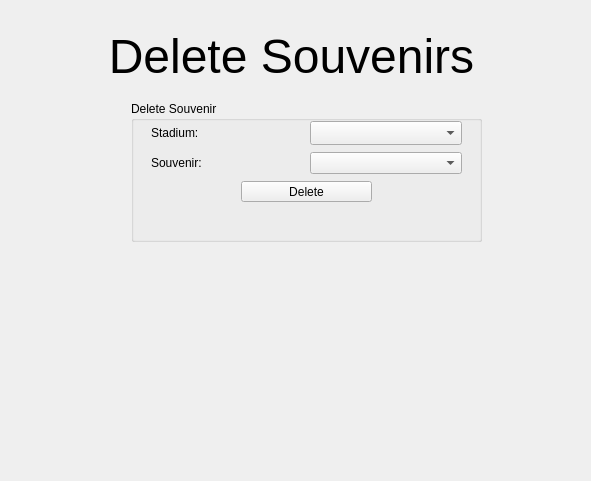
This is adminwindow.ui in Jesus0342/CS1D-Project-2 as Qt 5 draws it before an edit. The edited form follows.
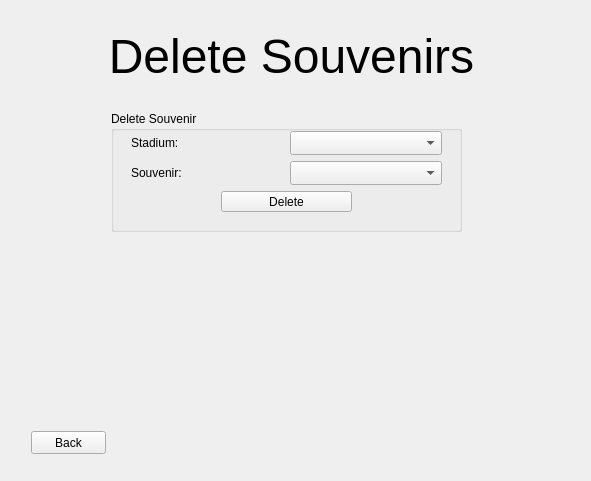
This is the edited form. The open tabs and pages were chosen to show the change.

Commit message: Finished delete souvenirs

What changed in the file:
```diff
--- a/adminwindow.ui
+++ b/adminwindow.ui
@@ -344,10 +344,10 @@
       <widget class="QGroupBox" name="groupBox">
        <property name="geometry">
         <rect>
-         <x>120</x>
-         <y>90</y>
+         <x>100</x>
+         <y>100</y>
          <width>351</width>
-         <height>141</height>
+         <height>121</height>
         </rect>
        </property>
        <property name="title">
@@ -406,7 +406,14 @@
           </widget>
          </item>
          <item>
-          <widget class="QComboBox" name="comboBox_souvenirList"/>
+          <widget class="QComboBox" name="comboBox_souvenirList_delete">
+           <property name="sizePolicy">
+            <sizepolicy hsizetype="Minimum" vsizetype="Minimum">
+             <horstretch>0</horstretch>
+             <verstretch>0</verstretch>
+            </sizepolicy>
+           </property>
+          </widget>
          </item>
         </layout>
        </widget>
@@ -424,6 +431,35 @@
         </property>
        </widget>
       </widget>
+      <widget class="QLabel" name="label_success">
+       <property name="geometry">
+        <rect>
+         <x>106</x>
+         <y>240</y>
+         <width>341</width>
+         <height>31</height>
+        </rect>
+       </property>
+       <property name="styleSheet">
+        <string notr="true">font: 20pt &quot;Times New Roman&quot;;</string>
+       </property>
+       <property name="text">
+        <string/>
+       </property>
+      </widget>
+      <widget class="QPushButton" name="pushButton_backDeleteSouvenirs">
+       <property name="geometry">
+        <rect>
+         <x>20</x>
+         <y>420</y>
+         <width>75</width>
+         <height>23</height>
+        </rect>
+       </property>
+       <property name="text">
+        <string>Back</string>
+       </property>
+      </widget>
      </widget>
      <widget class="QWidget" name="page_modifyStadiumInfo">
       <widget class="QLabel" name="label_adminTitle_5">
```
Left out of the diff: 27 changed lines with no effect on the pictures. The commit also changes 20 other files.
